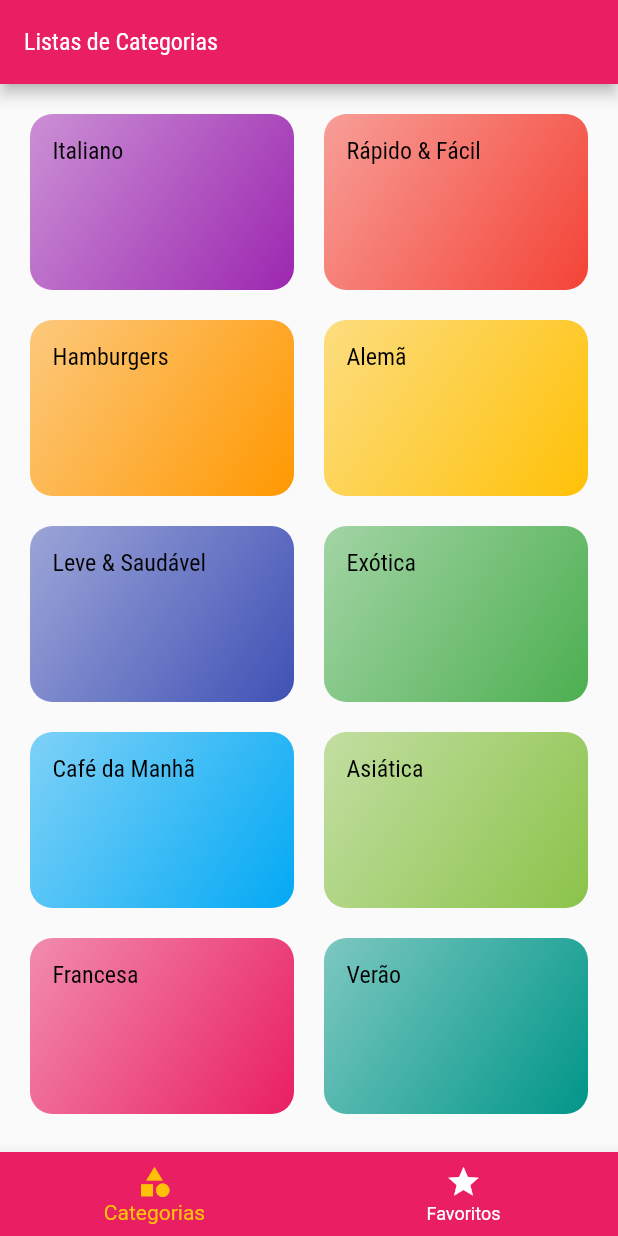
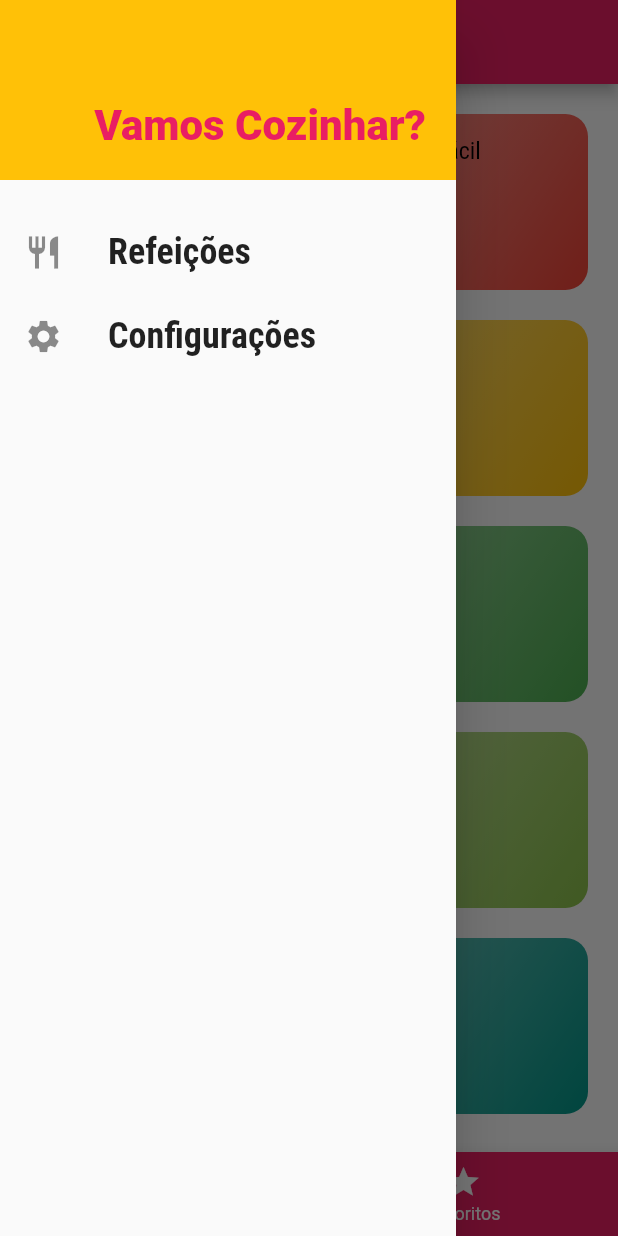
Before and after one commit to luwanhika/Multiplas-telas, a Flutter app: the screen it shows after launch, with the side drawer open (before the commit the screen has no drawer), on a phone screen of 412 x 824 dp. Run offline on Flutter 3.47's test engine with Material 2 defaults, Android fonts, the phone set to English and light mode, and no system bars.

Commit message:
Adicionando o Drawer personalizado

```diff
--- /dev/null
+++ b/lib/components/main_drawer.dart
@@ -0,0 +1,51 @@
+import 'package:flutter/material.dart';
+
+class MainDrawe extends StatelessWidget {
+  const MainDrawe({Key? key}) : super(key: key);
+
+  Widget _createItem(IconData icon, String label) {
+    return ListTile(
+      leading: Icon(
+        icon,
+        size: 26,
+      ),
+      title: Text(
+        label,
+        style: const TextStyle(
+          fontFamily: 'RobotoCondensed',
+          fontSize: 24,
+          fontWeight: FontWeight.bold,
+        ),
+      ),
+      onTap: () {},
+    );
+  }
+
+  @override
+  Widget build(BuildContext context) {
+    return Drawer(
+      child: Column(
+        children: [
+          Container(
+            height: 120,
+            width: double.infinity,
+            padding: const EdgeInsets.all(20),
+            color: Theme.of(context).colorScheme.secondary,
+            alignment: Alignment.bottomRight,
+            child: Text(
+              'Vamos Cozinhar?',
+              style: TextStyle(
+                fontWeight: FontWeight.w900,
+                fontSize: 28,
+                color: Theme.of(context).colorScheme.primary,
+              ),
+            ),
+          ),
+          const SizedBox(height: 20),
+          _createItem(Icons.restaurant, 'Refeições'),
+          _createItem(Icons.settings, 'Configurações'),
+        ],
+      ),
+    );
+  }
+}
--- a/lib/screens/tabs_screen.dart
+++ b/lib/screens/tabs_screen.dart
@@ -1,4 +1,5 @@
 import 'package:flutter/material.dart';
+import 'package:multiplas/components/main_drawer.dart';
 import 'package:multiplas/screens/categories_screens.dart';
 import 'package:multiplas/screens/favorite_screen.dart';
 
@@ -34,6 +35,7 @@
           _screens[_selectedScreenIndex]['title'] as String,
         ),
       ),
+      drawer: const MainDrawe(),
       body: _screens[_selectedScreenIndex]['screen'] as Widget,
       bottomNavigationBar: BottomNavigationBar(
         onTap: _selectScreen,
```
